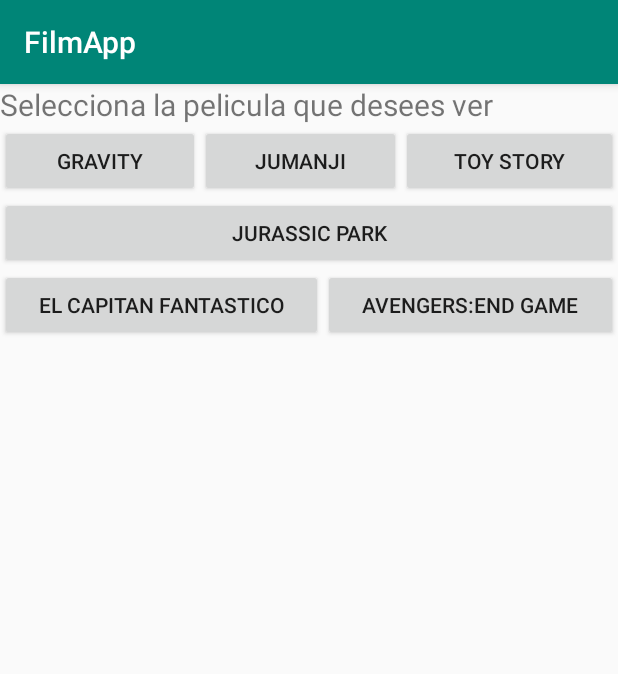
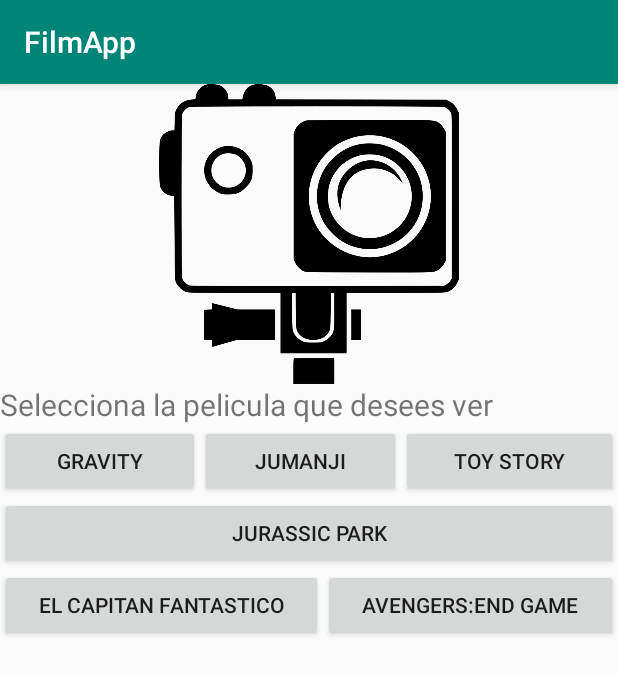
Before and after one commit to IamLAM/FilmApp, an Android app: the screen it shows after launch (MainActivity), on a phone screen of 412 x 824 dp. Shown: the top 674 px of the screen. Run offline under Robolectric (Android 15) with nearby library versions, the phone set to English and light mode, and no system bars.

Commit message:
image view was fixed

```diff
--- a/app/src/main/res/layout/activity_main.xml
+++ b/app/src/main/res/layout/activity_main.xml
@@ -12,9 +12,9 @@
 
     <ImageView
         android:id="@+id/imageView2"
-        android:layout_width="match_parent"
-        android:layout_height="wrap_content"
-        tools:srcCompat="@tools:sample/backgrounds/scenic"
+        android:layout_width="200dp"
+        android:layout_height="200dp"
+        android:src="@drawable/camera3"
         android:layout_gravity="center_horizontal"
         />
 
```
Also changed, not shown: app/src/main/res/drawable/camera3.png (added).
